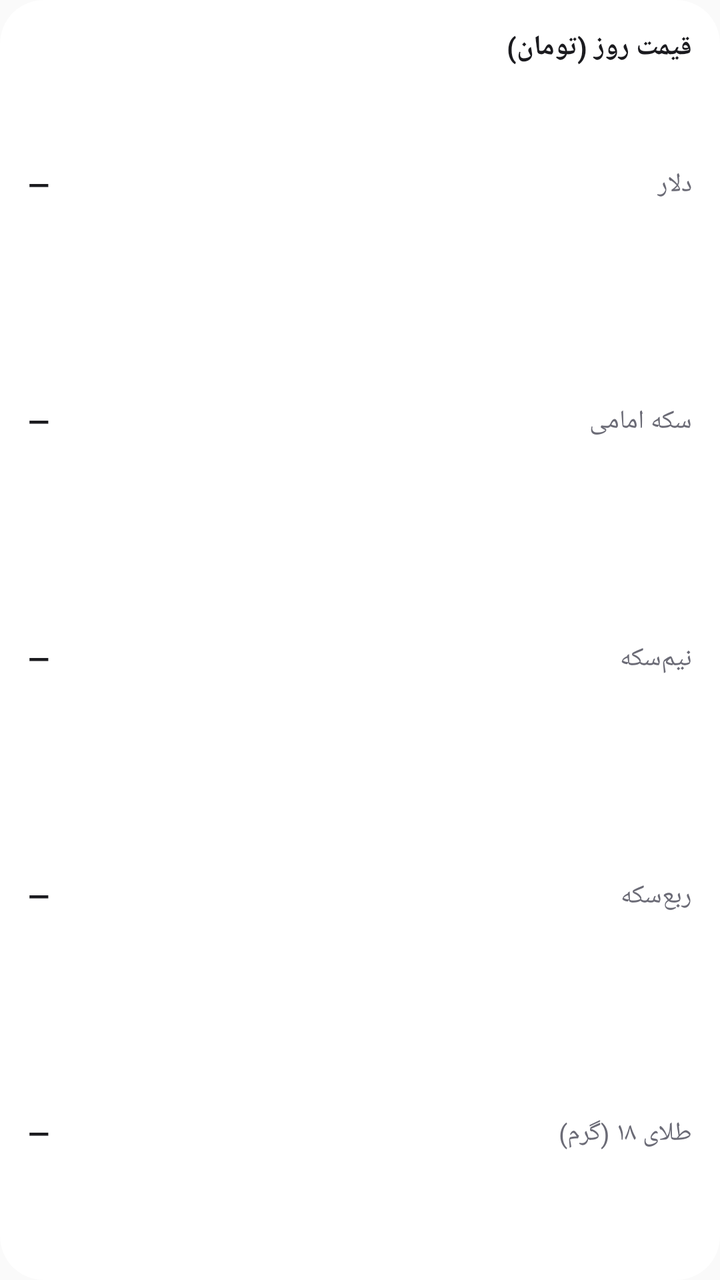
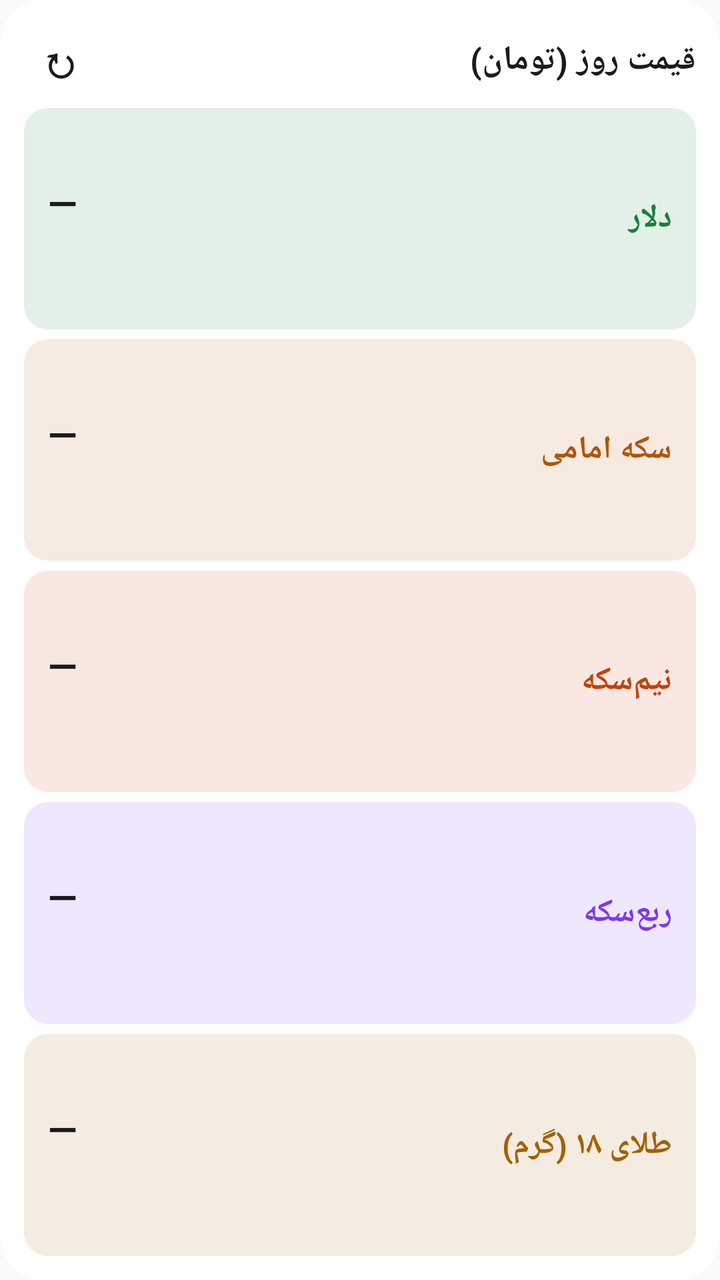

Compare the two renders of this Android layout. The source of the first and the diff that turns it into the second are given below.
<!-- AndroidManifest.xml: application theme android:Theme.Material.Light.NoActionBar -->
<!-- res/layout/widget_prices.xml -->
<?xml version="1.0" encoding="utf-8"?>
<LinearLayout xmlns:android="http://schemas.android.com/apk/res/android"
    android:id="@+id/w_root"
    android:layout_width="match_parent"
    android:layout_height="match_parent"
    android:background="@drawable/widget_bg"
    android:layoutDirection="rtl"
    android:orientation="vertical"
    android:padding="14dp">
    <LinearLayout
        android:layout_width="match_parent"
        android:layout_height="wrap_content"
        android:gravity="center_vertical"
        android:orientation="horizontal">
        <TextView
            android:layout_width="0dp"
            android:layout_height="wrap_content"
            android:layout_weight="1"
            android:text="قیمت روز (تومان)"
            android:textColor="@color/w_text"
            android:textSize="14sp"
            android:textStyle="bold" />
        <TextView
            android:id="@+id/p_time"
            android:layout_width="wrap_content"
            android:layout_height="wrap_content"
            android:textColor="@color/w_sub"
            android:textSize="11sp" />
    </LinearLayout>
    <LinearLayout
        android:layout_width="match_parent"
        android:layout_height="0dp"
        android:layout_weight="1"
        android:gravity="center_vertical"
        android:orientation="horizontal">
        <TextView
            android:layout_width="0dp"
            android:layout_height="wrap_content"
            android:layout_weight="1"
            android:text="دلار"
            android:textColor="@color/w_sub"
            android:textSize="13sp" />
        <TextView
            android:id="@+id/p_usd"
            android:layout_width="wrap_content"
            android:layout_height="wrap_content"
            android:text="—"
            android:textColor="@color/w_text"
            android:textSize="14sp"
            android:textStyle="bold" />
    </LinearLayout>
    <LinearLayout
        android:layout_width="match_parent"
        android:layout_height="0dp"
        android:layout_weight="1"
        android:gravity="center_vertical"
        android:orientation="horizontal">
        <TextView
            android:layout_width="0dp"
            android:layout_height="wrap_content"
            android:layout_weight="1"
            android:text="سکه امامی"
            android:textColor="@color/w_sub"
            android:textSize="13sp" />
        <TextView
            android:id="@+id/p_emami"
            android:layout_width="wrap_content"
            android:layout_height="wrap_content"
            android:text="—"
            android:textColor="@color/w_text"
            android:textSize="14sp"
            android:textStyle="bold" />
    </LinearLayout>
    <LinearLayout
        android:layout_width="match_parent"
        android:layout_height="0dp"
        android:layout_weight="1"
        android:gravity="center_vertical"
        android:orientation="horizontal">
        <TextView
            android:layout_width="0dp"
            android:layout_height="wrap_content"
            android:layout_weight="1"
            android:text="نیم‌سکه"
            android:textColor="@color/w_sub"
            android:textSize="13sp" />
        <TextView
            android:id="@+id/p_nim"
            android:layout_width="wrap_content"
            android:layout_height="wrap_content"
            android:text="—"
            android:textColor="@color/w_text"
            android:textSize="14sp"
            android:textStyle="bold" />
    </LinearLayout>
    <LinearLayout
        android:layout_width="match_parent"
        android:layout_height="0dp"
        android:layout_weight="1"
        android:gravity="center_vertical"
        android:orientation="horizontal">
        <TextView
            android:layout_width="0dp"
            android:layout_height="wrap_content"
            android:layout_weight="1"
            android:text="ربع‌سکه"
            android:textColor="@color/w_sub"
            android:textSize="13sp" />
        <TextView
            android:id="@+id/p_rob"
            android:layout_width="wrap_content"
            android:layout_height="wrap_content"
            android:text="—"
            android:textColor="@color/w_text"
            android:textSize="14sp"
            android:textStyle="bold" />
    </LinearLayout>
    <LinearLayout
        android:layout_width="match_parent"
        android:layout_height="0dp"
        android:layout_weight="1"
        android:gravity="center_vertical"
        android:orientation="horizontal">
        <TextView
            android:layout_width="0dp"
            android:layout_height="wrap_content"
            android:layout_weight="1"
            android:text="طلای ۱۸ (گرم)"
            android:textColor="@color/w_sub"
            android:textSize="13sp" />
        <TextView
            android:id="@+id/p_gold18"
            android:layout_width="wrap_content"
            android:layout_height="wrap_content"
            android:text="—"
            android:textColor="@color/w_text"
            android:textSize="14sp"
            android:textStyle="bold" />
    </LinearLayout>
</LinearLayout>
<!-- resources referenced by this layout -->
<resources>
  <color name="w_sub">#FF6B6B76</color>
  <color name="w_text">#FF1B1B1F</color>
  <!-- drawable widget_bg (drawable) -->
  <?xml version="1.0" encoding="utf-8"?>
  <shape xmlns:android="http://schemas.android.com/apk/res/android" android:shape="rectangle">
      <solid android:color="@color/w_bg" />
      <corners android:radius="22dp" />
  </shape>
  <color name="w_bg">#F2FFFFFF</color>
</resources>

<!-- the commit's change to res/layout/widget_prices.xml (unified diff, before → after) -->
@@ -6,10 +6,11 @@
     android:background="@drawable/widget_bg"
     android:layoutDirection="rtl"
     android:orientation="vertical"
-    android:padding="14dp">
+    android:padding="12dp">
     <LinearLayout
         android:layout_width="match_parent"
         android:layout_height="wrap_content"
+        android:layout_marginBottom="6dp"
         android:gravity="center_vertical"
         android:orientation="horizontal">
         <TextView
@@ -18,123 +19,222 @@
             android:layout_weight="1"
             android:text="قیمت روز (تومان)"
             android:textColor="@color/w_text"
-            android:textSize="14sp"
+            android:textSize="17sp"
             android:textStyle="bold" />
         <TextView
             android:id="@+id/p_time"
             android:layout_width="wrap_content"
             android:layout_height="wrap_content"
-            android:textColor="@color/w_sub"
-            android:textSize="11sp" />
-    </LinearLayout>
-    <LinearLayout
-        android:layout_width="match_parent"
-        android:layout_height="0dp"
-        android:layout_weight="1"
-        android:gravity="center_vertical"
-        android:orientation="horizontal">
-        <TextView
-            android:layout_width="0dp"
-            android:layout_height="wrap_content"
-            android:layout_weight="1"
-            android:text="دلار"
+            android:layout_marginEnd="8dp"
             android:textColor="@color/w_sub"
             android:textSize="13sp" />
         <TextView
-            android:id="@+id/p_usd"
-            android:layout_width="wrap_content"
-            android:layout_height="wrap_content"
-            android:text="—"
+            android:id="@+id/p_refresh"
+            android:layout_width="36dp"
+            android:layout_height="36dp"
+            android:gravity="center"
+            android:text="↻"
             android:textColor="@color/w_text"
-            android:textSize="14sp"
-            android:textStyle="bold" />
-    </LinearLayout>
-    <LinearLayout
-        android:layout_width="match_parent"
-        android:layout_height="0dp"
-        android:layout_weight="1"
-        android:gravity="center_vertical"
-        android:orientation="horizontal">
+            android:textSize="22sp"
+            android:textStyle="bold" />
+    </LinearLayout>
+    <LinearLayout
+        android:layout_width="match_parent"
+        android:layout_height="0dp"
+        android:layout_weight="1"
+        android:background="@drawable/w_row_usd"
+        android:gravity="center_vertical"
+        android:orientation="horizontal"
+        android:paddingStart="12dp"
+        android:paddingEnd="12dp">
+        <TextView
+            android:layout_width="0dp"
+            android:layout_height="wrap_content"
+            android:layout_weight="1"
+            android:text="دلار"
+            android:textColor="@color/w_usd"
+            android:textSize="16sp"
+            android:textStyle="bold" />
+        <LinearLayout
+            android:layout_width="wrap_content"
+            android:layout_height="wrap_content"
+            android:gravity="end"
+            android:orientation="vertical">
+            <TextView
+                android:id="@+id/p_usd"
+                android:layout_width="wrap_content"
+                android:layout_height="wrap_content"
+                android:text="—"
+                android:textColor="@color/w_text"
+                android:textSize="19sp"
+                android:textStyle="bold" />
+            <TextView
+                android:id="@+id/c_usd"
+                android:layout_width="wrap_content"
+                android:layout_height="wrap_content"
+                android:textColor="@color/w_sub"
+                android:textSize="12sp"
+                android:textStyle="bold" />
+        </LinearLayout>
+    </LinearLayout>
+    <LinearLayout
+        android:layout_width="match_parent"
+        android:layout_height="0dp"
+        android:layout_weight="1"
+        android:layout_marginTop="5dp"
+        android:background="@drawable/w_row_emami"
+        android:gravity="center_vertical"
+        android:orientation="horizontal"
+        android:paddingStart="12dp"
+        android:paddingEnd="12dp">
         <TextView
             android:layout_width="0dp"
             android:layout_height="wrap_content"
             android:layout_weight="1"
             android:text="سکه امامی"
-            android:textColor="@color/w_sub"
-            android:textSize="13sp" />
-        <TextView
-            android:id="@+id/p_emami"
-            android:layout_width="wrap_content"
-            android:layout_height="wrap_content"
-            android:text="—"
-            android:textColor="@color/w_text"
-            android:textSize="14sp"
-            android:textStyle="bold" />
-    </LinearLayout>
-    <LinearLayout
-        android:layout_width="match_parent"
-        android:layout_height="0dp"
-        android:layout_weight="1"
-        android:gravity="center_vertical"
-        android:orientation="horizontal">
+            android:textColor="@color/w_emami"
+            android:textSize="16sp"
+            android:textStyle="bold" />
+        <LinearLayout
+            android:layout_width="wrap_content"
+            android:layout_height="wrap_content"
+            android:gravity="end"
+            android:orientation="vertical">
+            <TextView
+                android:id="@+id/p_emami"
+                android:layout_width="wrap_content"
+                android:layout_height="wrap_content"
+                android:text="—"
+                android:textColor="@color/w_text"
+                android:textSize="19sp"
+                android:textStyle="bold" />
+            <TextView
+                android:id="@+id/c_emami"
+                android:layout_width="wrap_content"
+                android:layout_height="wrap_content"
+                android:textColor="@color/w_sub"
+                android:textSize="12sp"
+                android:textStyle="bold" />
+        </LinearLayout>
+    </LinearLayout>
+    <LinearLayout
+        android:layout_width="match_parent"
+        android:layout_height="0dp"
+        android:layout_weight="1"
+        android:layout_marginTop="5dp"
+        android:background="@drawable/w_row_nim"
+        android:gravity="center_vertical"
+        android:orientation="horizontal"
+        android:paddingStart="12dp"
+        android:paddingEnd="12dp">
         <TextView
             android:layout_width="0dp"
             android:layout_height="wrap_content"
             android:layout_weight="1"
             android:text="نیم‌سکه"
-            android:textColor="@color/w_sub"
-            android:textSize="13sp" />
-        <TextView
-            android:id="@+id/p_nim"
-            android:layout_width="wrap_content"
-            android:layout_height="wrap_content"
-            android:text="—"
-            android:textColor="@color/w_text"
-            android:textSize="14sp"
-            android:textStyle="bold" />
-    </LinearLayout>
-    <LinearLayout
-        android:layout_width="match_parent"
-        android:layout_height="0dp"
-        android:layout_weight="1"
-        android:gravity="center_vertical"
-        android:orientation="horizontal">
+            android:textColor="@color/w_nim"
+            android:textSize="16sp"
+            android:textStyle="bold" />
+        <LinearLayout
+            android:layout_width="wrap_content"
+            android:layout_height="wrap_content"
+            android:gravity="end"
+            android:orientation="vertical">
+            <TextView
+                android:id="@+id/p_nim"
+                android:layout_width="wrap_content"
+                android:layout_height="wrap_content"
+                android:text="—"
+                android:textColor="@color/w_text"
+                android:textSize="19sp"
+                android:textStyle="bold" />
+            <TextView
+                android:id="@+id/c_nim"
+                android:layout_width="wrap_content"
+                android:layout_height="wrap_content"
+                android:textColor="@color/w_sub"
+                android:textSize="12sp"
+                android:textStyle="bold" />
+        </LinearLayout>
+    </LinearLayout>
+    <LinearLayout
+        android:layout_width="match_parent"
+        android:layout_height="0dp"
+        android:layout_weight="1"
+        android:layout_marginTop="5dp"
+        android:background="@drawable/w_row_rob"
+        android:gravity="center_vertical"
+        android:orientation="horizontal"
+        android:paddingStart="12dp"
+        android:paddingEnd="12dp">
         <TextView
             android:layout_width="0dp"
             android:layout_height="wrap_content"
             android:layout_weight="1"
             android:text="ربع‌سکه"
-            android:textColor="@color/w_sub"
-            android:textSize="13sp" />
-        <TextView
-            android:id="@+id/p_rob"
-            android:layout_width="wrap_content"
-            android:layout_height="wrap_content"
-            android:text="—"
-            android:textColor="@color/w_text"
-            android:textSize="14sp"
-            android:textStyle="bold" />
-    </LinearLayout>
-    <LinearLayout
-        android:layout_width="match_parent"
-        android:layout_height="0dp"
-        android:layout_weight="1"
-        android:gravity="center_vertical"
-        android:orientation="horizontal">
+            android:textColor="@color/w_rob"
+            android:textSize="16sp"
+            android:textStyle="bold" />
+        <LinearLayout
+            android:layout_width="wrap_content"
+            android:layout_height="wrap_content"
+            android:gravity="end"
+            android:orientation="vertical">
+            <TextView
+                android:id="@+id/p_rob"
+                android:layout_width="wrap_content"
+                android:layout_height="wrap_content"
+                android:text="—"
+                android:textColor="@color/w_text"
+                android:textSize="19sp"
+                android:textStyle="bold" />
+            <TextView
+                android:id="@+id/c_rob"
+                android:layout_width="wrap_content"
+                android:layout_height="wrap_content"
+                android:textColor="@color/w_sub"
+                android:textSize="12sp"
+                android:textStyle="bold" />
+        </LinearLayout>
+    </LinearLayout>
+    <LinearLayout
+        android:layout_width="match_parent"
+        android:layout_height="0dp"
+        android:layout_weight="1"
+        android:layout_marginTop="5dp"
+        android:background="@drawable/w_row_gold18"
+        android:gravity="center_vertical"
+        android:orientation="horizontal"
+        android:paddingStart="12dp"
+        android:paddingEnd="12dp">
         <TextView
             android:layout_width="0dp"
             android:layout_height="wrap_content"
             android:layout_weight="1"
             android:text="طلای ۱۸ (گرم)"
-            android:textColor="@color/w_sub"
-            android:textSize="13sp" />
-        <TextView
-            android:id="@+id/p_gold18"
-            android:layout_width="wrap_content"
-            android:layout_height="wrap_content"
-            android:text="—"
-            android:textColor="@color/w_text"
-            android:textSize="14sp"
-            android:textStyle="bold" />
+            android:textColor="@color/w_gold18"
+            android:textSize="16sp"
+            android:textStyle="bold" />
+        <LinearLayout
+            android:layout_width="wrap_content"
+            android:layout_height="wrap_content"
+            android:gravity="end"
+            android:orientation="vertical">
+            <TextView
+                android:id="@+id/p_gold18"
+                android:layout_width="wrap_content"
+                android:layout_height="wrap_content"
+                android:text="—"
+                android:textColor="@color/w_text"
+                android:textSize="19sp"
+                android:textStyle="bold" />
+            <TextView
+                android:id="@+id/c_gold18"
+                android:layout_width="wrap_content"
+                android:layout_height="wrap_content"
+                android:textColor="@color/w_sub"
+                android:textSize="12sp"
+                android:textStyle="bold" />
+        </LinearLayout>
     </LinearLayout>
 </LinearLayout>
<!-- resource entries referenced after the edit -->
@@ -1,13 +1,53 @@
 <!-- resources referenced by this layout -->
 <resources>
+  <color name="w_emami">#FFB45309</color>
+  <color name="w_gold18">#FFA16207</color>
+  <color name="w_nim">#FFC2410C</color>
+  <color name="w_rob">#FF7C3AED</color>
   <color name="w_sub">#FF6B6B76</color>
   <color name="w_text">#FF1B1B1F</color>
+  <color name="w_usd">#FF15803D</color>
+  <!-- drawable w_row_emami (drawable) -->
+  <?xml version="1.0" encoding="utf-8"?>
+  <shape xmlns:android="http://schemas.android.com/apk/res/android" android:shape="rectangle">
+      <solid android:color="@color/w_emami_bg" />
+      <corners android:radius="12dp" />
+  </shape>
+  <!-- drawable w_row_gold18 (drawable) -->
+  <?xml version="1.0" encoding="utf-8"?>
+  <shape xmlns:android="http://schemas.android.com/apk/res/android" android:shape="rectangle">
+      <solid android:color="@color/w_gold18_bg" />
+      <corners android:radius="12dp" />
+  </shape>
+  <!-- drawable w_row_nim (drawable) -->
+  <?xml version="1.0" encoding="utf-8"?>
+  <shape xmlns:android="http://schemas.android.com/apk/res/android" android:shape="rectangle">
+      <solid android:color="@color/w_nim_bg" />
+      <corners android:radius="12dp" />
+  </shape>
+  <!-- drawable w_row_rob (drawable) -->
+  <?xml version="1.0" encoding="utf-8"?>
+  <shape xmlns:android="http://schemas.android.com/apk/res/android" android:shape="rectangle">
+      <solid android:color="@color/w_rob_bg" />
+      <corners android:radius="12dp" />
+  </shape>
+  <!-- drawable w_row_usd (drawable) -->
+  <?xml version="1.0" encoding="utf-8"?>
+  <shape xmlns:android="http://schemas.android.com/apk/res/android" android:shape="rectangle">
+      <solid android:color="@color/w_usd_bg" />
+      <corners android:radius="12dp" />
+  </shape>
   <!-- drawable widget_bg (drawable) -->
   <?xml version="1.0" encoding="utf-8"?>
   <shape xmlns:android="http://schemas.android.com/apk/res/android" android:shape="rectangle">
       <solid android:color="@color/w_bg" />
       <corners android:radius="22dp" />
   </shape>
+  <color name="w_emami_bg">#1FB45309</color>
+  <color name="w_gold18_bg">#1FA16207</color>
+  <color name="w_nim_bg">#1FC2410C</color>
+  <color name="w_rob_bg">#1F7C3AED</color>
+  <color name="w_usd_bg">#1F15803D</color>
   <color name="w_bg">#F2FFFFFF</color>
 </resources>
 
